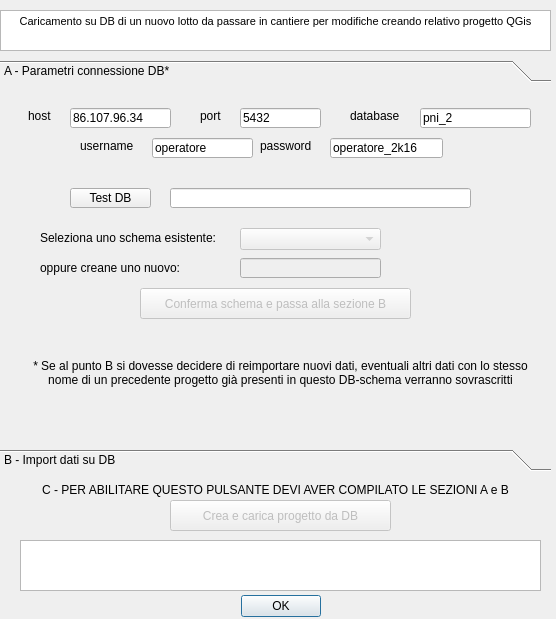
The window that ProgettoPNI_2/progetto_pni_config_dockwidget_base.ui (Verticalsrl/progettoPNI_2) describes before a commit, drawn with Qt 5.
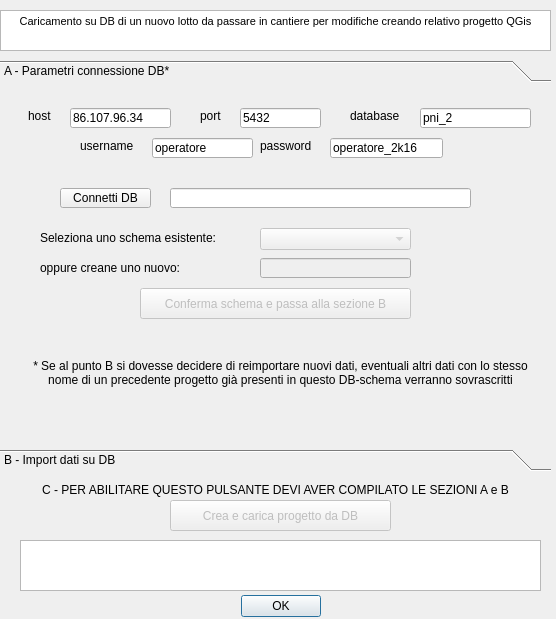
The same window after the commit.

Commit message: aggiornati form di edit per alcuni layer; aggiunti campi ai layer tratta e mit_bay in fase di caricamento degli shp su DB; risolto baco caricamento tavole "history" su Qgis

What changed in the file:
```diff
--- a/ProgettoPNI_2/progetto_pni_config_dockwidget_base.ui
+++ b/ProgettoPNI_2/progetto_pni_config_dockwidget_base.ui
@@ -230,14 +230,14 @@
     <widget class="QToolButton" name="testBtn">
      <property name="geometry">
       <rect>
-       <x>70</x>
+       <x>60</x>
        <y>100</y>
-       <width>81</width>
+       <width>91</width>
        <height>20</height>
       </rect>
      </property>
      <property name="text">
-      <string>Test DB</string>
+      <string>Connetti DB</string>
      </property>
     </widget>
     <widget class="QLineEdit" name="testAnswer">
@@ -258,7 +258,7 @@
       <rect>
        <x>40</x>
        <y>140</y>
-       <width>191</width>
+       <width>221</width>
        <height>20</height>
       </rect>
      </property>
@@ -272,9 +272,9 @@
      </property>
      <property name="geometry">
       <rect>
-       <x>240</x>
+       <x>260</x>
        <y>170</y>
-       <width>141</width>
+       <width>151</width>
        <height>20</height>
       </rect>
      </property>
@@ -303,7 +303,7 @@
       <rect>
        <x>40</x>
        <y>170</y>
-       <width>191</width>
+       <width>221</width>
        <height>20</height>
       </rect>
      </property>
@@ -317,9 +317,9 @@
      </property>
      <property name="geometry">
       <rect>
-       <x>240</x>
+       <x>260</x>
        <y>140</y>
-       <width>141</width>
+       <width>151</width>
        <height>22</height>
       </rect>
      </property>
```
The commit also changes 7 other files.
